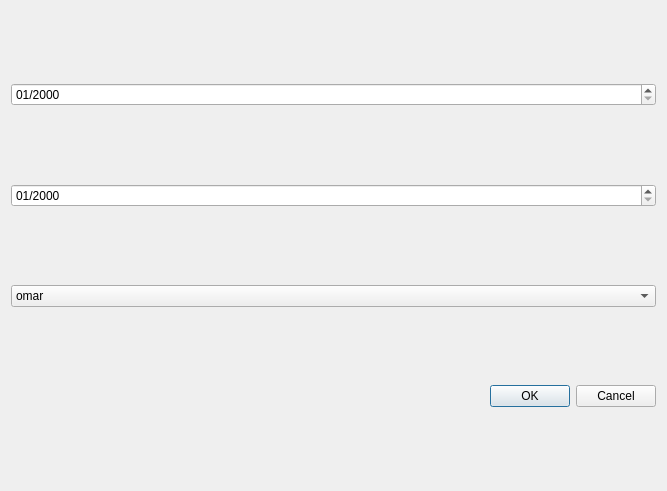
Above: UK Police API_dialog_base.ui from SayehOmar/UK-Police-API before the change. Below: the same form after it.
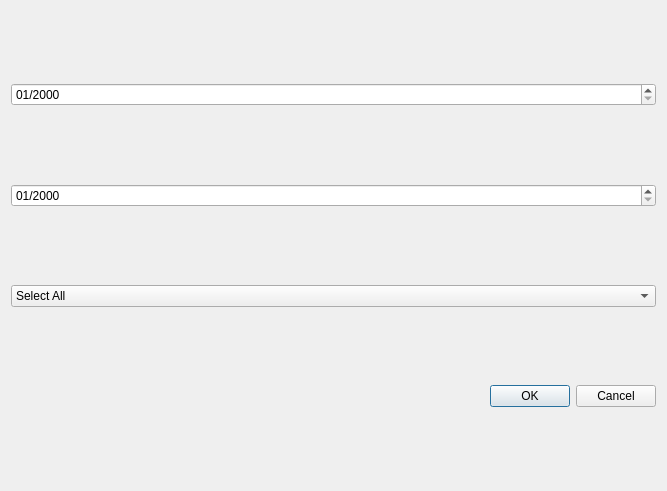
That is the form after the change. Custom widgets are drawn as their Qt base class.

Commit message: addition of the police forces to the drop down box

The edit to the form file:
```diff
--- a/UK Police API_dialog_base.ui
+++ b/UK Police API_dialog_base.ui
@@ -25,7 +25,7 @@
     <widget class="QgsCheckableComboBox" name="mComboBox">
      <item>
       <property name="text">
-       <string>omar </string>
+       <string>Select All </string>
       </property>
      </item>
      <item>
```
Left out of the diff: 219 changed lines with no effect on the pictures.
